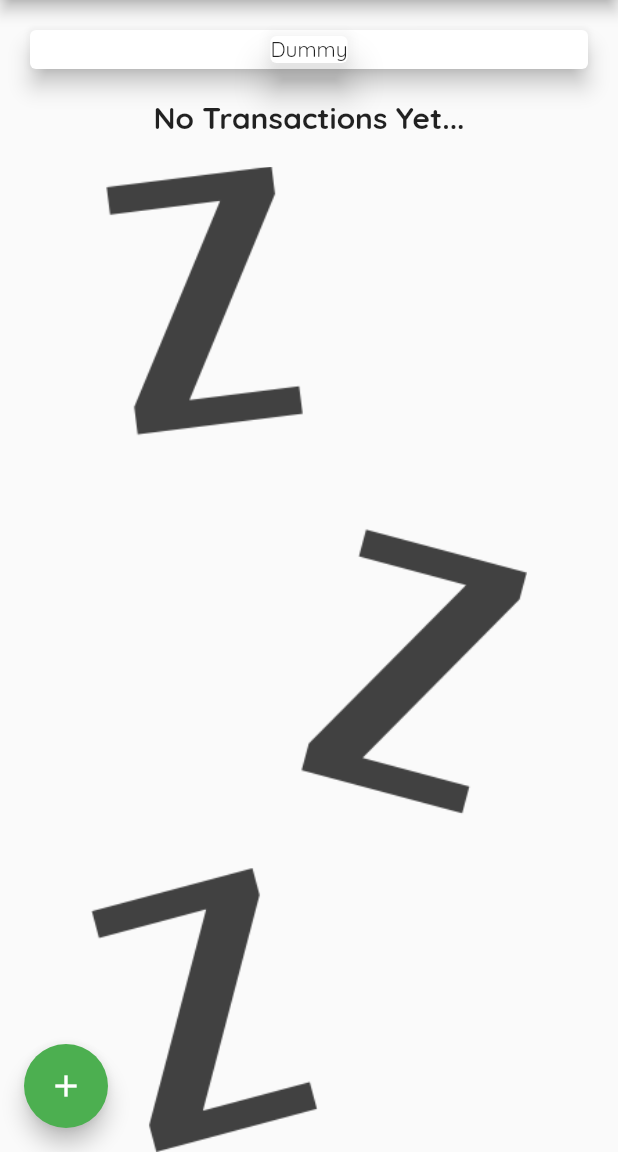
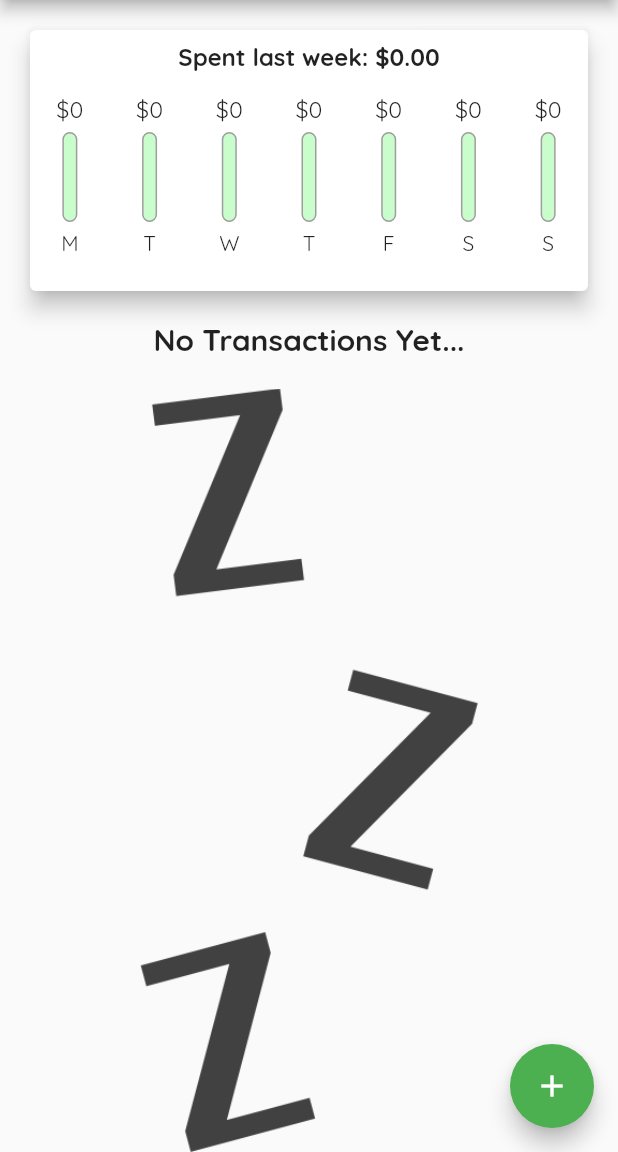
Before and after one commit to Yorlend/ExpensePlanner, a Flutter app: the screen it shows after launch, on a phone screen of 412 x 824 dp, the part 84-1236 px from its top. Run offline on Flutter 3.47's test engine with Material 2 defaults, Android fonts, the phone set to English and light mode, and no system bars; our stand-ins replace get_it.

Commit message:
add chart, datepicker and delete

```diff
--- a/lib/models/stat_set.dart
+++ b/lib/models/stat_set.dart
@@ -2,6 +2,7 @@ import 'transaction_stat.dart';
 
 class StatSet {
   final List<TransactionStat> _stats = [];
+  double _total = 0;
 
   StatSet() {
     for (int i = 0; i < 7; i++) {
@@ -13,7 +14,16 @@ class StatSet {
     return _stats[index];
   }
 
+  List<TransactionStat> get data {
+    return _stats;
+  }
+
+  String get total {
+    return _total.toStringAsFixed(2);
+  }
+
   void recalculateParts(double sum) {
+    _total = sum;
     for (var stat in _stats) {
       stat.recalculatePart(sum);
     }
--- a/lib/models/transaction_stat.dart
+++ b/lib/models/transaction_stat.dart
@@ -22,6 +22,16 @@ class TransactionStat {
   }
 
   void recalculatePart(double sum) {
-    _part = _totalAmount / sum;
+    if (sum != 0) {
+      _part = _totalAmount / sum;
+    }
+  }
+
+  String get weekAbbr {
+    const List<String> abbrs = [
+      'M', 'T', 'W', 'T', 'F', 'S', 'S'
+    ];
+
+    return abbrs[_weekDay];
   }
 }
--- a/lib/pages/home_page.dart
+++ b/lib/pages/home_page.dart
@@ -39,7 +39,6 @@ class HomePage extends StatelessWidget {
           ),
         ],
       ),
-      floatingActionButtonLocation: FloatingActionButtonLocation.startFloat,
       floatingActionButton: FloatingActionButton(
         child: const Icon(Icons.add),
         onPressed: () => showAddTransactionDialog(context),
--- a/lib/services/transaction_service.dart
+++ b/lib/services/transaction_service.dart
@@ -2,7 +2,9 @@ import '../models/transaction.dart';
 import '../models/stat_set.dart';
 
 abstract class TransactionService {
-  void onSubmit(String title, String amount);
+  void onSubmit(String title, String amount, DateTime date);
+
+  void onDelete(String id);
 
   Stream<List<Transaction>> get data;
 
--- a/lib/widgets/chart.dart
+++ b/lib/widgets/chart.dart
@@ -1,6 +1,6 @@
 import 'package:flutter/material.dart';
-import 'package:intl/intl.dart';
 
+import 'stat_bar.dart';
 import '../models/stat_set.dart';
 
 class Chart extends StatelessWidget {
@@ -13,14 +13,29 @@ class Chart extends StatelessWidget {
     return Card(
       elevation: 6,
       margin: const EdgeInsets.all(20),
-      child: Row(
-        mainAxisAlignment: MainAxisAlignment.center,
-        children: const [
-          Card(
-            elevation: 10,
-            child: Text('Dummy'),
-          ),
-        ],
+      child: Padding(
+        padding: const EdgeInsets.symmetric(vertical: 8.0),
+        child: Column(
+          children: [
+            FittedBox(
+              child: Text(
+                'Spent last week: \$${_stats.total}',
+                style: const TextStyle(
+                  fontSize: 16,
+                  fontWeight: FontWeight.bold,
+                ),
+              ),
+            ),
+            Row(
+              mainAxisAlignment: MainAxisAlignment.center,
+              children: [
+                ..._stats.data.map(
+                  (stat) => StatBar(stat),
+                )
+              ],
+            ),
+          ],
+        ),
       ),
     );
   }
--- /dev/null
+++ b/lib/widgets/stat_bar.dart
@@ -0,0 +1,59 @@
+import 'package:flutter/material.dart';
+
+import '../models/transaction_stat.dart';
+
+class StatBar extends StatelessWidget {
+  final TransactionStat _stat;
+
+  const StatBar(this._stat, {super.key});
+
+  @override
+  Widget build(BuildContext context) {
+    return Flexible(
+      fit: FlexFit.tight,
+      child: Container(
+        padding: const EdgeInsets.all(10),
+        margin: const EdgeInsets.all(5),
+        child: Column(
+          children: [
+            SizedBox(
+              height: 20,
+              child: FittedBox(
+                child: Text('\$${_stat.amount.round()}'),
+              ),
+            ),
+            Container(
+              height: 60,
+              width: 10,
+              margin: const EdgeInsets.symmetric(vertical: 5),
+              child: Stack(
+                children: [
+                  Container(
+                    decoration: BoxDecoration(
+                      border: Border.all(
+                        color: Colors.grey,
+                        width: 1.0,
+                      ),
+                      color: const Color.fromARGB(215, 191, 253, 194),
+                      borderRadius: BorderRadius.circular(20),
+                    ),
+                  ),
+                  FractionallySizedBox(
+                    heightFactor: _stat.part,
+                    child: Container(
+                      decoration: BoxDecoration(
+                        color: Theme.of(context).primaryColorDark,
+                        borderRadius: BorderRadius.circular(20),
+                      ),
+                    ),
+                  )
+                ],
+              ),
+            ),
+            Text(_stat.weekAbbr),
+          ],
+        ),
+      ),
+    );
+  }
+}
```
Also changed, not shown: lib/dialogs/datepicker_dialog.dart (added, +10 -0 lines), lib/services/transaction_service_impl.dart (+10 -2 lines), lib/widgets/input.dart (+33 -7 lines), lib/widgets/tx_card.dart (+25 -26 lines).
